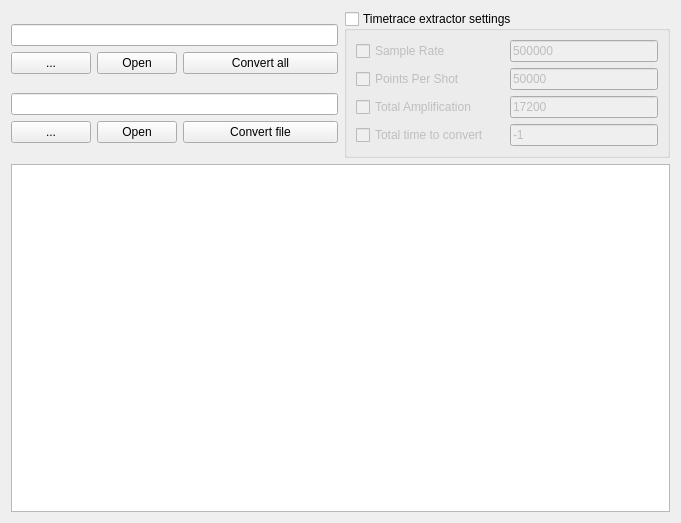
Above: PyFANS/UI/UI_TimetraceExtractor.ui from zigorrom/PyFANS before the change. Below: the same form after it.
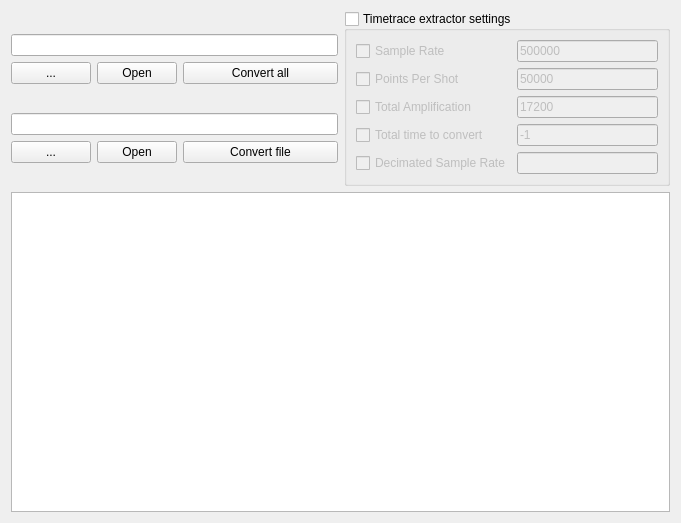
That is the form after the change.

The edit to the form file:
```diff
--- a/PyFANS/UI/UI_TimetraceExtractor.ui
+++ b/PyFANS/UI/UI_TimetraceExtractor.ui
@@ -240,6 +240,23 @@
               </property>
              </widget>
             </item>
+            <item row="4" column="0">
+             <widget class="QCheckBox" name="ui_use_decimated_sample_rate">
+              <property name="text">
+               <string>Decimated Sample Rate</string>
+              </property>
+             </widget>
+            </item>
+            <item row="4" column="1">
+             <widget class="QLineEdit" name="ui_decimate_sample_rate">
+              <property name="sizePolicy">
+               <sizepolicy hsizetype="Preferred" vsizetype="Fixed">
+                <horstretch>0</horstretch>
+                <verstretch>0</verstretch>
+               </sizepolicy>
+              </property>
+             </widget>
+            </item>
            </layout>
           </item>
          </layout>
```
